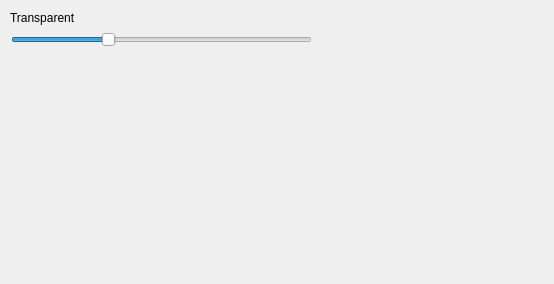
The window that ClocksSettings.ui (Roker2/ClocksOnWindows) describes before a commit, drawn with Qt 5.
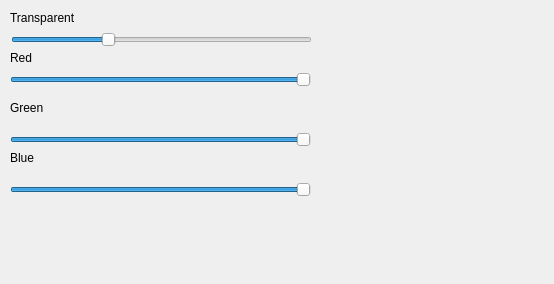
The same window after the commit.

Commit message: Add RGB settings

```diff
--- a/ClocksSettings.ui
+++ b/ClocksSettings.ui
@@ -45,6 +45,102 @@
     <string>Transparent</string>
    </property>
   </widget>
+  <widget class="QLabel" name="Label_Red">
+   <property name="geometry">
+    <rect>
+     <x>10</x>
+     <y>50</y>
+     <width>57</width>
+     <height>16</height>
+    </rect>
+   </property>
+   <property name="text">
+    <string>Red</string>
+   </property>
+  </widget>
+  <widget class="QLabel" name="Label_Green">
+   <property name="geometry">
+    <rect>
+     <x>10</x>
+     <y>100</y>
+     <width>57</width>
+     <height>16</height>
+    </rect>
+   </property>
+   <property name="text">
+    <string>Green</string>
+   </property>
+  </widget>
+  <widget class="QLabel" name="Label_Blue">
+   <property name="geometry">
+    <rect>
+     <x>10</x>
+     <y>150</y>
+     <width>57</width>
+     <height>16</height>
+    </rect>
+   </property>
+   <property name="text">
+    <string>Blue</string>
+   </property>
+  </widget>
+  <widget class="QSlider" name="Slider_Red">
+   <property name="geometry">
+    <rect>
+     <x>10</x>
+     <y>70</y>
+     <width>301</width>
+     <height>20</height>
+    </rect>
+   </property>
+   <property name="maximum">
+    <number>255</number>
+   </property>
+   <property name="value">
+    <number>255</number>
+   </property>
+   <property name="orientation">
+    <enum>Qt::Horizontal</enum>
+   </property>
+  </widget>
+  <widget class="QSlider" name="Slider_Green">
+   <property name="geometry">
+    <rect>
+     <x>10</x>
+     <y>130</y>
+     <width>301</width>
+     <height>20</height>
+    </rect>
+   </property>
+   <property name="maximum">
+    <number>255</number>
+   </property>
+   <property name="value">
+    <number>255</number>
+   </property>
+   <property name="orientation">
+    <enum>Qt::Horizontal</enum>
+   </property>
+  </widget>
+  <widget class="QSlider" name="Slider_Blue">
+   <property name="geometry">
+    <rect>
+     <x>10</x>
+     <y>180</y>
+     <width>301</width>
+     <height>20</height>
+    </rect>
+   </property>
+   <property name="maximum">
+    <number>255</number>
+   </property>
+   <property name="value">
+    <number>255</number>
+   </property>
+   <property name="orientation">
+    <enum>Qt::Horizontal</enum>
+   </property>
+  </widget>
  </widget>
  <resources/>
  <connections/>
```
Left out of the diff: 2 changed lines with no effect on the pictures. The commit also changes 3 other files.
